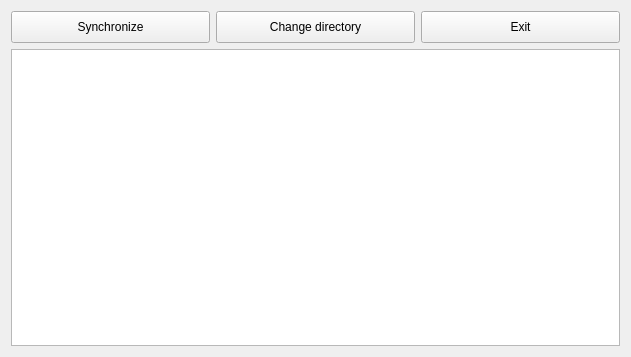
First picture: the form in src/ui/mainwindow.ui, repository DenisMedved/vkaudiosync, before the edit.
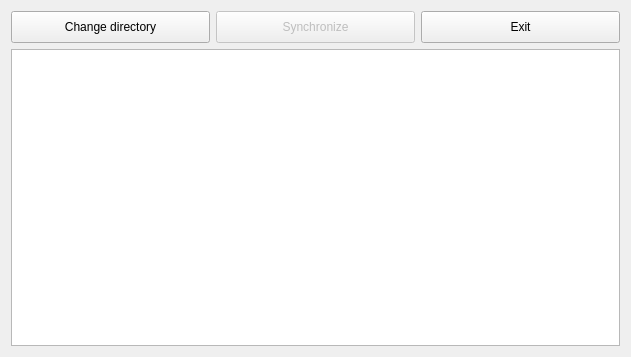
Second picture: the form after the edit.

Commit message: Enable sync-button only on directory selected. Create thread class

What changed in the file:
```diff
--- a/src/ui/mainwindow.ui
+++ b/src/ui/mainwindow.ui
@@ -20,7 +20,7 @@
       <item>
        <layout class="QHBoxLayout" name="horizontalLayout">
         <item>
-         <widget class="QPushButton" name="synchBtn">
+         <widget class="QPushButton" name="dirBtn">
           <property name="minimumSize">
            <size>
             <width>0</width>
@@ -28,12 +28,15 @@
            </size>
           </property>
           <property name="text">
-           <string>Synchronize</string>
+           <string>Change directory</string>
           </property>
          </widget>
         </item>
         <item>
-         <widget class="QPushButton" name="dirBtn">
+         <widget class="QPushButton" name="synchBtn">
+          <property name="enabled">
+           <bool>false</bool>
+          </property>
           <property name="minimumSize">
            <size>
             <width>0</width>
@@ -41,7 +44,7 @@
            </size>
           </property>
           <property name="text">
-           <string>Change directory</string>
+           <string>Synchronize</string>
           </property>
          </widget>
         </item>
```
The commit also changes 4 other files.
